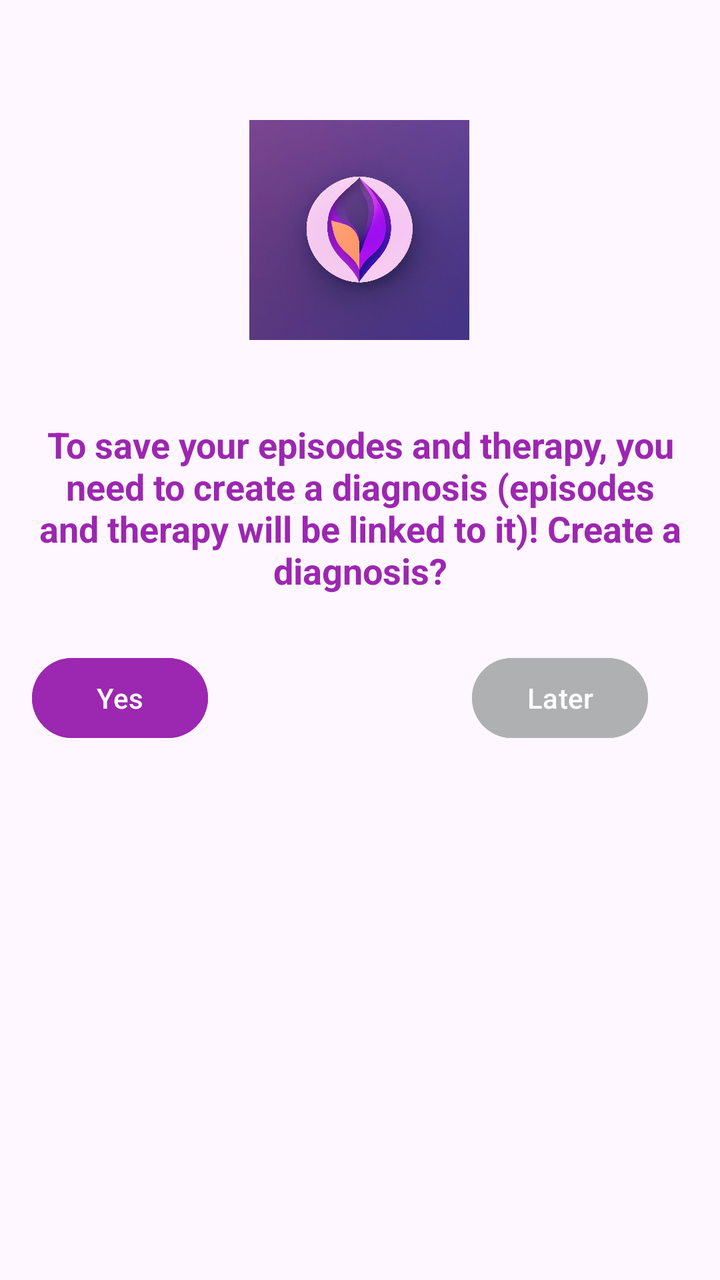
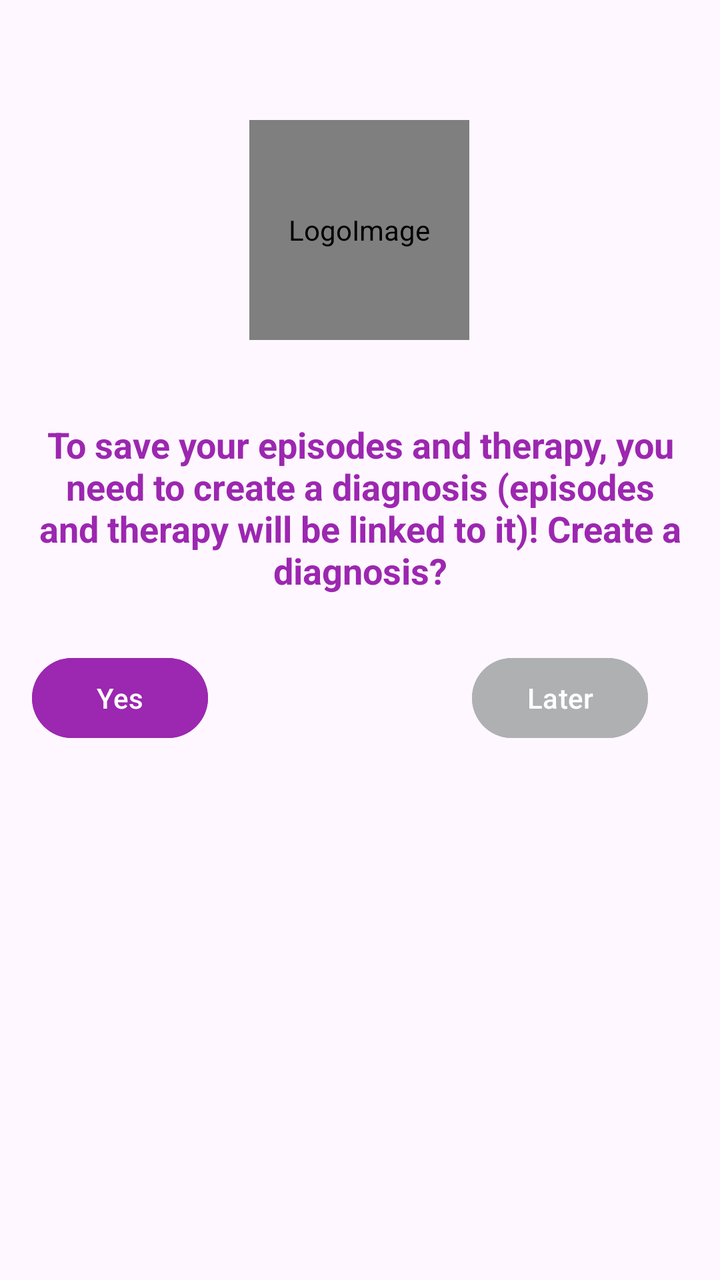

Compare the two renders of this Android layout. The source of the first and the diff that turns it into the second are given below.
<!-- AndroidManifest.xml: activity theme Theme.AppFond -->
<!-- res/layout/activity_no_card.xml -->
<?xml version="1.0" encoding="utf-8"?>
<androidx.constraintlayout.widget.ConstraintLayout xmlns:android="http://schemas.android.com/apk/res/android"
    xmlns:app="http://schemas.android.com/apk/res-auto"
    xmlns:tools="http://schemas.android.com/tools"
    android:id="@+id/main"
    android:layout_width="match_parent"
    android:layout_height="match_parent"
    tools:context=".NoCardActivity">

    <ImageView
        android:id="@+id/imageLogoNoCard"
        android:layout_width="110dp"
        android:layout_height="110dp"
        android:layout_marginStart="152dp"
        android:layout_marginTop="60dp"
        android:layout_marginEnd="153dp"
        android:contentDescription="LOGO"
        app:layout_constraintEnd_toEndOf="parent"
        app:layout_constraintStart_toStartOf="parent"
        app:layout_constraintTop_toTopOf="parent"
        app:srcCompat="@drawable/epicheck_logo" />

    <TextView
        android:id="@+id/textView26"
        android:layout_width="0dp"
        android:layout_height="100dp"
        android:layout_marginStart="10dp"
        android:layout_marginTop="40dp"
        android:layout_marginEnd="10dp"
        android:text="@string/createCardText"
        android:textAlignment="center"
        android:textColor="#9C27B0"
        android:textSize="18sp"
        android:textStyle="bold"
        app:layout_constraintEnd_toEndOf="parent"
        app:layout_constraintHorizontal_bias="1.0"
        app:layout_constraintStart_toStartOf="parent"
        app:layout_constraintTop_toBottomOf="@+id/imageLogoNoCard" />

    <Button
        android:id="@+id/buttonCreateCard"
        android:layout_width="wrap_content"
        android:layout_height="wrap_content"
        android:layout_marginStart="16dp"
        android:layout_marginTop="15dp"
        android:backgroundTint="#9C27B0"
        android:text="@string/textYes"
        app:layout_constraintStart_toStartOf="parent"
        app:layout_constraintTop_toBottomOf="@+id/textView26" />

    <Button
        android:id="@+id/buttonCancelCreateCard"
        android:layout_width="wrap_content"
        android:layout_height="wrap_content"
        android:layout_marginTop="15dp"
        android:layout_marginEnd="36dp"
        android:backgroundTint="@color/gray_light"
        android:text="@string/textLater"
        app:layout_constraintEnd_toEndOf="parent"
        app:layout_constraintTop_toBottomOf="@+id/textView26" />
</androidx.constraintlayout.widget.ConstraintLayout>
<!-- resources referenced by this layout -->
<resources>
  <color name="gray_light">#AEB0B2</color>
  <!-- drawable epicheck_logo: jpg bitmap (drawable, 87895 bytes) -->
  <string name="createCardText">To save your episodes and therapy, you need to create a diagnosis (episodes and therapy will be linked to it)! Create a diagnosis?</string>
  <string name="textLater">Later</string>
  <string name="textYes">Yes</string>
  <style name="Theme.AppFond" parent="Theme.MaterialComponents.DayNight.NoActionBar">
          
          <item name="colorPrimary">@color/fiol</item>
          <item name="colorPrimaryVariant">@color/fiol</item>
          <item name="colorOnPrimary">@color/white</item>
          
          <item name="colorSecondary">@color/purple_400</item>
          <item name="colorSecondaryVariant">@color/purple_800</item>
          <item name="colorOnSecondary">@color/black</item>
          
          <item name="android:statusBarColor">?attr/colorPrimaryVariant</item>
          
      </style>
  <color name="fiol">#9C27B0</color>
  <color name="white">#FFFFFFFF</color>
  <color name="black">#FF000000</color>
</resources>

<!-- the commit's change to res/layout/activity_no_card.xml (unified diff, before → after) -->
@@ -7,18 +7,22 @@
     android:layout_height="match_parent"
     tools:context=".NoCardActivity">
 
-    <ImageView
+    <de.hdodenhof.circleimageview.CircleImageView
         android:id="@+id/imageLogoNoCard"
         android:layout_width="110dp"
         android:layout_height="110dp"
         android:layout_marginStart="152dp"
         android:layout_marginTop="60dp"
         android:layout_marginEnd="153dp"
-        android:contentDescription="LOGO"
+        android:adjustViewBounds="false"
+        android:src="@drawable/epicheck_logo"
+        android:contentDescription="@string/logoimage_hont"
         app:layout_constraintEnd_toEndOf="parent"
         app:layout_constraintStart_toStartOf="parent"
         app:layout_constraintTop_toTopOf="parent"
-        app:srcCompat="@drawable/epicheck_logo" />
+        app:civ_border_color="@color/fiol_bleed"
+        app:civ_border_width="2dp"
+        tools:ignore="ImageContrastCheck" />
 
     <TextView
         android:id="@+id/textView26"
<!-- resource entries referenced after the edit -->
@@ -1,8 +1,10 @@
 <!-- resources referenced by this layout -->
 <resources>
+  <color name="fiol_bleed">#D27AE1</color>
   <color name="gray_light">#AEB0B2</color>
   <!-- drawable epicheck_logo: jpg bitmap (drawable, 87895 bytes) -->
   <string name="createCardText">To save your episodes and therapy, you need to create a diagnosis (episodes and therapy will be linked to it)! Create a diagnosis?</string>
+  <string name="logoimage_hont">LogoImage</string>
   <string name="textLater">Later</string>
   <string name="textYes">Yes</string>
   <style name="Theme.AppFond" parent="Theme.MaterialComponents.DayNight.NoActionBar">
